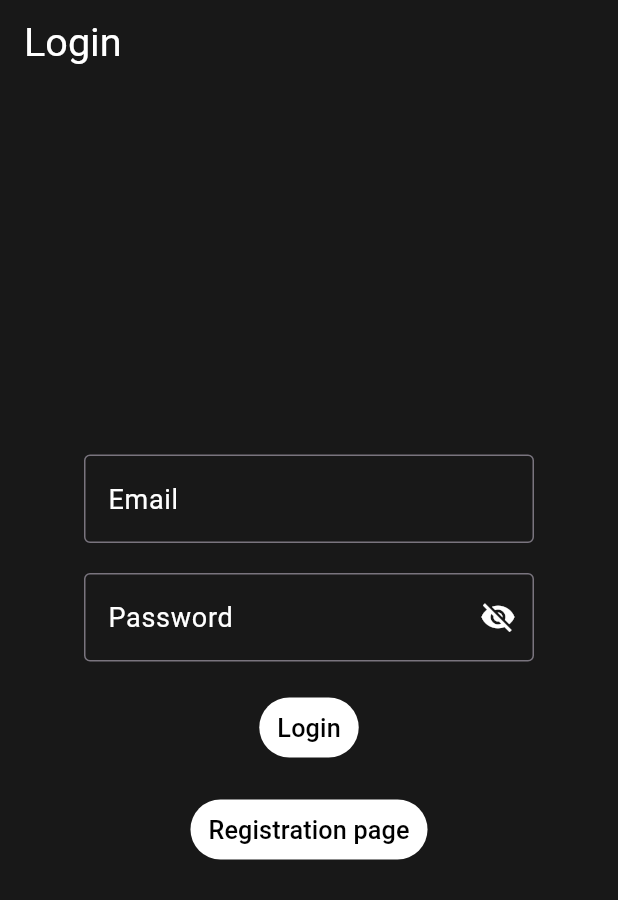
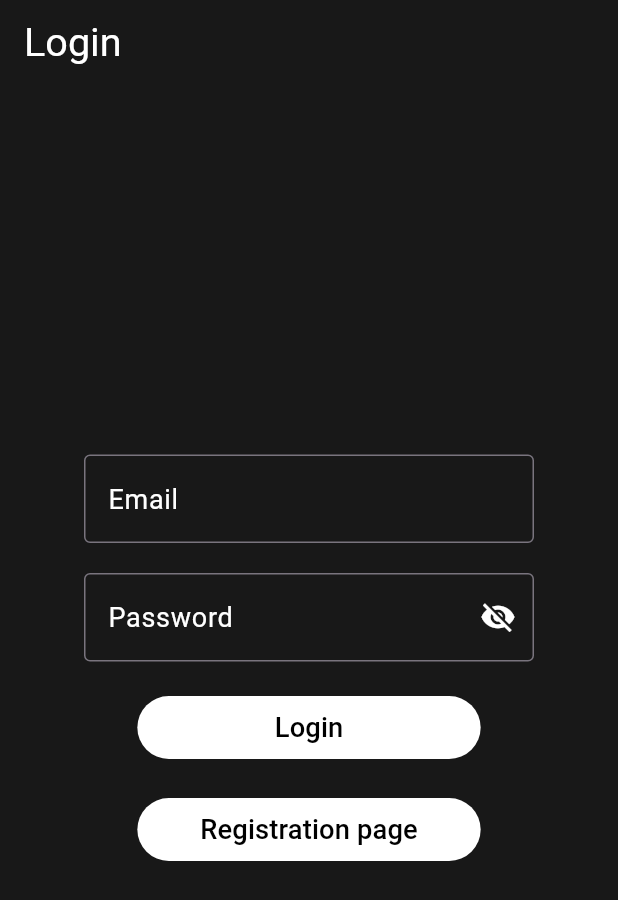
Before and after one commit to KieperMF/FlutterFood, a Flutter app: the screen it shows after launch, on a phone screen of 412 x 824 dp. Shown: the top 900 px of the screen. Run offline on Flutter 3.47's test engine with Material 3 defaults, Android fonts, the phone set to English and light mode, and no system bars; our stand-ins replace carousel_slider, cloud_firestore, email_validator, firebase_auth, firebase_core, firebase_storage and 4 more; accounts and stored records are empty.

Commit message:
layout update

```diff
--- a/lib/views/edit_food_screen/edit_food_page.dart
+++ b/lib/views/edit_food_screen/edit_food_page.dart
@@ -203,6 +203,7 @@ class _EditFoodPageState extends State<EditFoodPage> {
                                       Flexible(
                                         flex: 40,
                                         child: DropdownButton<String>(
+                                          dropdownColor: Colors.black,
                                             icon: const Icon(
                                                 color: Colors.white,
                                                 Icons.download_rounded),
--- a/lib/views/home_screen/home_page.dart
+++ b/lib/views/home_screen/home_page.dart
@@ -272,6 +272,7 @@ class _HomePageState extends State<HomePage>
                                           ),
                                           Text(
                                             '${store!.hamburger[index].avaliation}',
+                                            textScaler: const TextScaler.linear(1.5),
                                             style: const TextStyle(
                                                 color: Colors.white),
                                           ),
@@ -390,6 +391,7 @@ class _HomePageState extends State<HomePage>
                                           store!.meals[index].avaliation != null
                                               ? Text(
                                                   '${store!.meals[index].avaliation}',
+                                                  textScaler: const TextScaler.linear(1.5),
                                                   style: const TextStyle(
                                                       color: Colors.white),
                                                 )
@@ -508,6 +510,7 @@ class _HomePageState extends State<HomePage>
                                           ),
                                           Text(
                                             '${store!.drinks[index].avaliation}',
+                                            textScaler: const TextScaler.linear(1.5),
                                             style: const TextStyle(
                                                 color: Colors.white),
                                           ),
@@ -515,8 +518,7 @@ class _HomePageState extends State<HomePage>
                                             width: 15,
                                           ),
                                           Text(
-                                            textScaler:
-                                                const TextScaler.linear(1),
+                                            textScaler: const TextScaler.linear(1.5),
                                             '\$ ${store!.drinks[index].price}',
                                             style: const TextStyle(
                                                 color: Colors.white,
--- a/lib/views/login_screen/login_page.dart
+++ b/lib/views/login_screen/login_page.dart
@@ -91,27 +91,33 @@ class _LoginPageState extends State<LoginPage> {
             const SizedBox(
               height: 20,
             ),
-            TextButton(
-              style: const ButtonStyle(backgroundColor: WidgetStatePropertyAll(Colors.white)),
+            SizedBox(
+              width: MediaQuery.of(context).size.width / 1.8,
+              child: TextButton(
+                style: const ButtonStyle(backgroundColor: WidgetStatePropertyAll(Colors.white),),
                   onPressed: () => login(),
                   child: const Text(
-                  textScaler: TextScaler.linear(1.2),
+                    textScaler: TextScaler.linear(1.3),
                     'Login',
                     style: TextStyle(color: Colors.black),
                   )),
+            ),
             const SizedBox(
               height: 20,
             ),
-            TextButton(
+            SizedBox(
+              width: MediaQuery.of(context).size.width / 1.8,
+              child: TextButton(
                 style: const ButtonStyle(backgroundColor: WidgetStatePropertyAll(Colors.white)),
                   onPressed: () {
                     context.go('/registPage');
                   },
                   child: const Text(
-                  textScaler: TextScaler.linear(1.2),
+                    textScaler: TextScaler.linear(1.3),
                     'Registration page',
                     style: TextStyle(color: Colors.black),
-                ))
+                  )),
+            )
           ],
         ),
       ),
--- a/lib/views/registration_screen/registration_page.dart
+++ b/lib/views/registration_screen/registration_page.dart
@@ -139,7 +139,7 @@ class _RegistrationPageState extends State<RegistrationPage> {
                   child: const Text(
                     'Register',
                     style: TextStyle(color: Colors.black),
-                    textScaler: TextScaler.linear(1.2),
+                    textScaler: TextScaler.linear(1.3),
                   ))
             ],
           ),
```
Also changed, not shown: lib/views/cart_screen/cart_page.dart (+8 -6 lines), lib/views/food_screen/food_page.dart (+58 -1 lines). Lines whose indentation alone changed are shown as unchanged.
